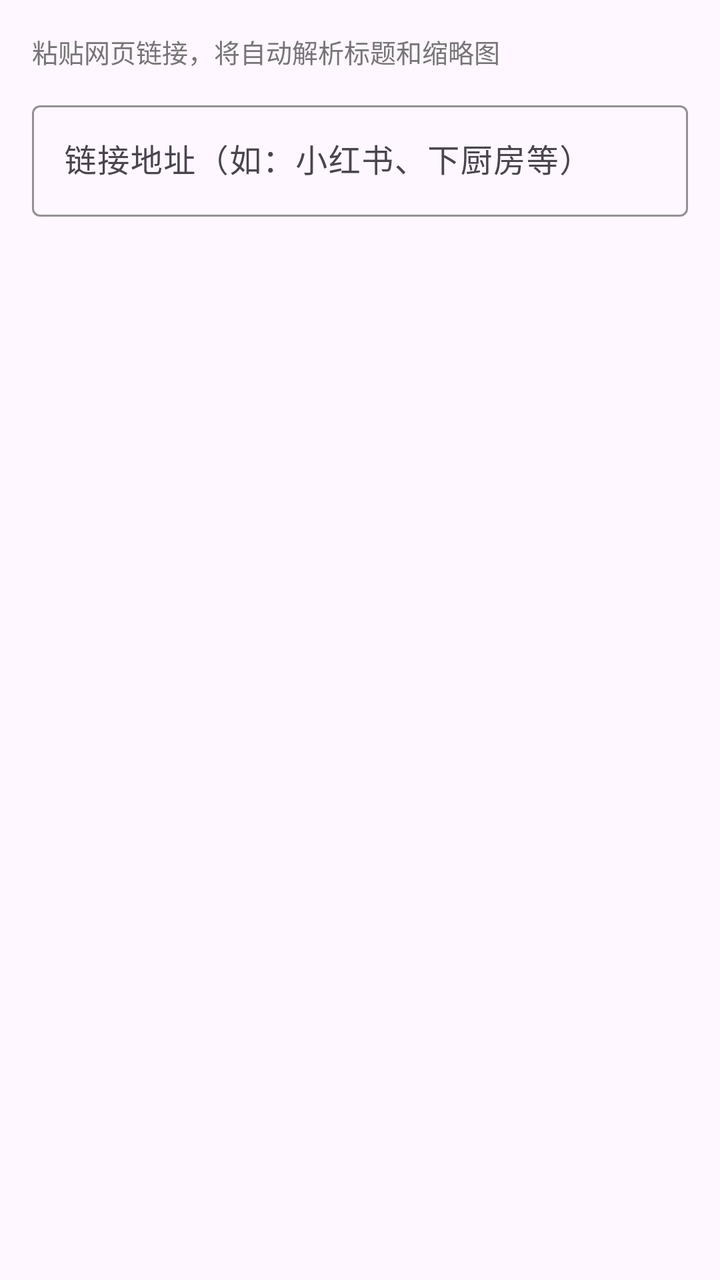
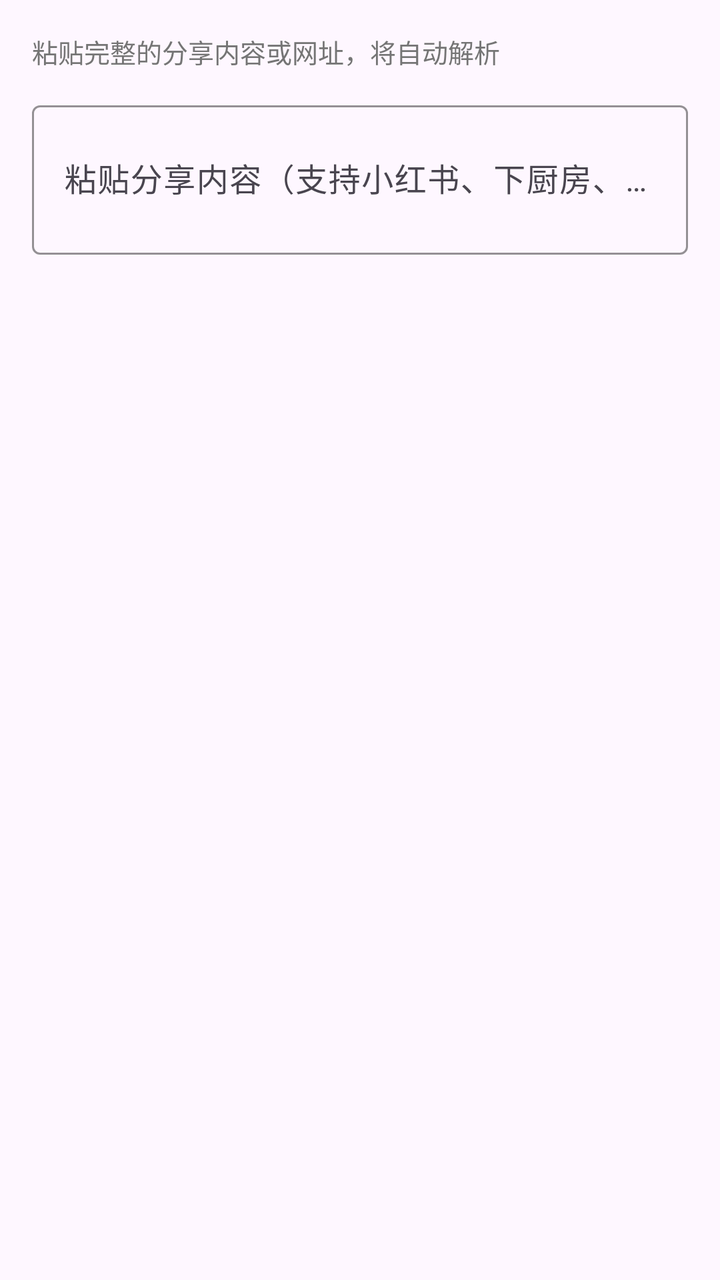

Before-and-after screenshots of an Android layout around one commit, followed by the original layout XML and the change that was made.
<!-- AndroidManifest.xml: application theme Theme.FamilyRecipes -->
<!-- res/layout/dialog_add_link.xml -->
<?xml version="1.0" encoding="utf-8"?>
<LinearLayout
    xmlns:android="http://schemas.android.com/apk/res/android"
    xmlns:app="http://schemas.android.com/apk/res-auto"
    android:layout_width="match_parent"
    android:layout_height="wrap_content"
    android:orientation="vertical"
    android:padding="16dp">

    <TextView
        android:layout_width="match_parent"
        android:layout_height="wrap_content"
        android:text="粘贴网页链接，将自动解析标题和缩略图"
        android:textColor="@color/text_secondary"
        android:textSize="13sp"
        android:layout_marginBottom="12dp" />

    <com.google.android.material.textfield.TextInputLayout
        android:layout_width="match_parent"
        android:layout_height="wrap_content"
        android:hint="链接地址（如：小红书、下厨房等）"
        app:boxBackgroundMode="outline"
        app:boxStrokeColor="@color/primary">

        <com.google.android.material.textfield.TextInputEditText
            android:id="@+id/et_link_url"
            android:layout_width="match_parent"
            android:layout_height="wrap_content"
            android:inputType="text|textNoSuggestions"
            android:imeOptions="actionDone"
            android:maxLines="3" />

    </com.google.android.material.textfield.TextInputLayout>
    
    
    <ProgressBar
        android:id="@+id/progress_parsing"
        android:layout_width="24dp"
        android:layout_height="24dp"
        android:layout_gravity="center"
        android:layout_marginTop="16dp"
        android:visibility="gone" />
    
    <TextView
        android:id="@+id/tv_parsing_status"
        android:layout_width="match_parent"
        android:layout_height="wrap_content"
        android:layout_marginTop="12dp"
        android:gravity="center"
        android:textColor="@color/text_secondary"
        android:textSize="13sp"
        android:visibility="gone" />

</LinearLayout>
<!-- resources referenced by this layout -->
<resources>
  <color name="primary">#FFFF6B35</color>
  <color name="text_secondary">#FF757575</color>
  <style name="Theme.FamilyRecipes" parent="Base.Theme.FamilyRecipes" />
  <style name="Base.Theme.FamilyRecipes" parent="Theme.Material3.DayNight.NoActionBar">
          <item name="colorPrimary">@color/primary</item>
          <item name="colorPrimaryDark">@color/primary_dark</item>
          <item name="colorAccent">@color/accent</item>
          <item name="android:statusBarColor">@color/primary</item>
          <item name="android:navigationBarColor">@color/white</item>
      </style>
  <color name="primary_dark">#FFE55C2E</color>
  <color name="accent">#FFFFB84D</color>
  <color name="white">#FFFFFFFF</color>
</resources>

<!-- the commit's change to res/layout/dialog_add_link.xml (unified diff, before → after) -->
@@ -10,7 +10,7 @@
     <TextView
         android:layout_width="match_parent"
         android:layout_height="wrap_content"
-        android:text="粘贴网页链接，将自动解析标题和缩略图"
+        android:text="粘贴完整的分享内容或网址，将自动解析"
         android:textColor="@color/text_secondary"
         android:textSize="13sp"
         android:layout_marginBottom="12dp" />
@@ -18,7 +18,7 @@
     <com.google.android.material.textfield.TextInputLayout
         android:layout_width="match_parent"
         android:layout_height="wrap_content"
-        android:hint="链接地址（如：小红书、下厨房等）"
+        android:hint="粘贴分享内容（支持小红书、下厨房、抖音、B站等）"
         app:boxBackgroundMode="outline"
         app:boxStrokeColor="@color/primary">
 
@@ -26,9 +26,11 @@
             android:id="@+id/et_link_url"
             android:layout_width="match_parent"
             android:layout_height="wrap_content"
-            android:inputType="text|textNoSuggestions"
+            android:inputType="textMultiLine"
             android:imeOptions="actionDone"
-            android:maxLines="3" />
+            android:minLines="2"
+            android:maxLines="5"
+            android:scrollbars="vertical" />
 
     </com.google.android.material.textfield.TextInputLayout>
     
